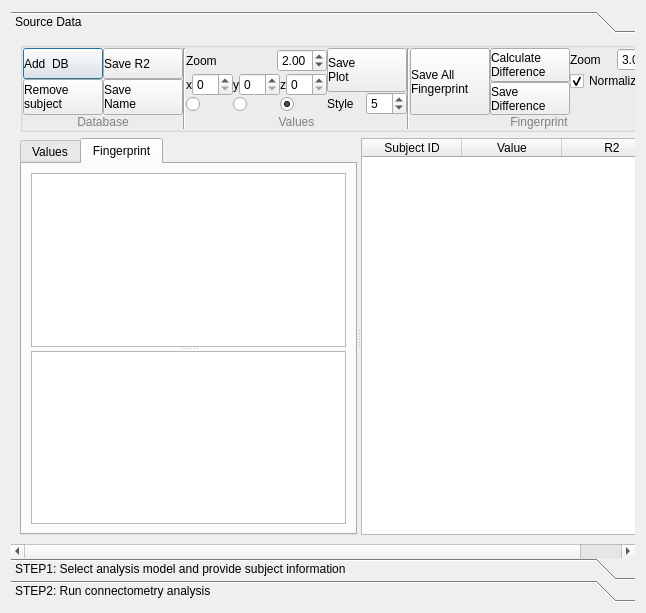
Old version of the form tracking/vbc_dialog.ui in the repository frankyeh/DSI-Studio.
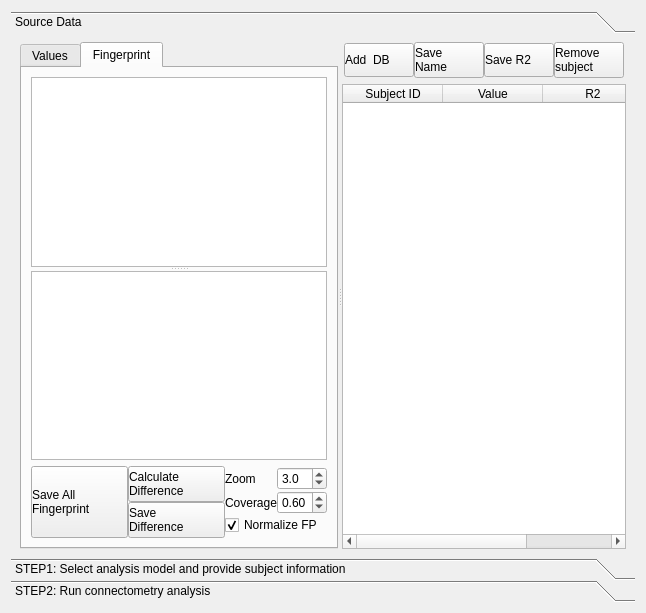
New version of the form. The open tabs and pages were chosen to show the change. Icons and pictures are not drawn. Custom widgets are drawn as their Qt base class.

Commit message: [ana] allow changing the fp coverage

What changed in the file:
```diff
--- a/tracking/vbc_dialog.ui
+++ b/tracking/vbc_dialog.ui
@@ -46,44 +46,35 @@
           <rect>
            <x>0</x>
            <y>0</y>
-           <width>644</width>
+           <width>636</width>
            <height>515</height>
           </rect>
          </property>
          <attribute name="label">
           <string>Source Data</string>
          </attribute>
-         <layout class="QVBoxLayout" name="verticalLayout_12">
+         <layout class="QHBoxLayout" name="horizontalLayout_11">
           <item>
-           <widget class="QGroupBox" name="groupBox_3">
-            <property name="maximumSize">
-             <size>
-              <width>16777215</width>
-              <height>90</height>
-             </size>
+           <widget class="QSplitter" name="splitter_3">
+            <property name="orientation">
+             <enum>Qt::Horizontal</enum>
             </property>
-            <property name="title">
-             <string/>
-            </property>
-            <layout class="QHBoxLayout" name="horizontalLayout_21">
-             <property name="spacing">
-              <number>0</number>
-             </property>
-             <property name="leftMargin">
-              <number>0</number>
-             </property>
-             <property name="topMargin">
-              <number>0</number>
-             </property>
-             <property name="rightMargin">
-              <number>0</number>
-             </property>
-             <property name="bottomMargin">
-              <number>0</number>
-             </property>
+            <widget class="QTabWidget" name="subject_view">
+             <property name="currentIndex">
+              <number>1</number>
+             </property>
+             <widget class="QWidget" name="tab_3">
+              <attribute name="title">
+               <string>Values</string>
+              </attribute>
+              <layout class="QVBoxLayout" name="verticalLayout_16">
              <item>
-              <widget class="QWidget" name="widget_6" native="true">
-               <layout class="QVBoxLayout" name="verticalLayout_28">
+                <widget class="QSplitter" name="splitter">
+                 <property name="orientation">
+                  <enum>Qt::Vertical</enum>
+                 </property>
+                 <widget class="QWidget" name="widget_8" native="true">
+                  <layout class="QVBoxLayout" name="verticalLayout_13">
                 <property name="spacing">
                  <number>0</number>
                 </property>
@@ -100,7 +91,19 @@
                  <number>0</number>
                 </property>
                 <item>
-                 <layout class="QHBoxLayout" name="horizontalLayout_18">
+                    <widget class="QGraphicsView" name="vbc_view"/>
+                   </item>
+                   <item>
+                    <widget class="QScrollBar" name="slice_pos">
+                     <property name="orientation">
+                      <enum>Qt::Horizontal</enum>
+                     </property>
+                    </widget>
+                   </item>
+                  </layout>
+                 </widget>
+                 <widget class="QWidget" name="widget_9" native="true">
+                  <layout class="QVBoxLayout" name="verticalLayout_15">
                   <property name="spacing">
                    <number>0</number>
                   </property>
@@ -117,17 +120,9 @@
                    <number>0</number>
                   </property>
                   <item>
-                   <layout class="QVBoxLayout" name="verticalLayout_22">
-                    <property name="spacing">
-                     <number>0</number>
-                    </property>
-                    <property name="rightMargin">
-                     <number>0</number>
-                    </property>
-                    <item>
-                     <widget class="QPushButton" name="add_db">
+                    <widget class="QCustomPlot" name="vbc_report" native="true">
                       <property name="sizePolicy">
-                       <sizepolicy hsizetype="Minimum" vsizetype="Expanding">
+                      <sizepolicy hsizetype="Preferred" vsizetype="Expanding">
                         <horstretch>0</horstretch>
                         <verstretch>0</verstretch>
                        </sizepolicy>
@@ -135,147 +130,28 @@
                       <property name="minimumSize">
                        <size>
                         <width>0</width>
-                        <height>0</height>
-                       </size>
-                      </property>
-                      <property name="styleSheet">
-                       <string notr="true">text-align: left</string>
-                      </property>
-                      <property name="text">
-                       <string>Add  DB</string>
-                      </property>
-                      <property name="icon">
-                       <iconset resource="../icons.qrc">
-                        <normaloff>:/icons/icons/open.xpm</normaloff>:/icons/icons/open.xpm</iconset>
-                      </property>
+                       <height>100</height>
+                      </size>
+                     </property>
+                     <zorder></zorder>
+                    </widget>
+                   </item>
+                  </layout>
+                 </widget>
                      </widget>
                     </item>
                     <item>
-                     <widget class="QPushButton" name="remove_subject">
+                <widget class="QWidget" name="widget_3" native="true">
                       <property name="maximumSize">
                        <size>
                         <width>16777215</width>
-                        <height>16777215</height>
-                       </size>
-                      </property>
-                      <property name="styleSheet">
-                       <string notr="true">text-align: left</string>
-                      </property>
-                      <property name="text">
-                       <string>Remove
-subject</string>
-                      </property>
-                      <property name="icon">
-                       <iconset resource="../icons.qrc">
-                        <normaloff>:/icons/icons/delete.xpm</normaloff>:/icons/icons/delete.xpm</iconset>
-                      </property>
-                     </widget>
-                    </item>
-                   </layout>
-                  </item>
-                  <item>
+                   <height>70</height>
+                  </size>
+                 </property>
                    <layout class="QVBoxLayout" name="verticalLayout_19">
                     <property name="spacing">
                      <number>0</number>
                     </property>
-                    <property name="rightMargin">
-                     <number>0</number>
-                    </property>
-                    <item>
-                     <widget class="QPushButton" name="save_R2">
-                      <property name="sizePolicy">
-                       <sizepolicy hsizetype="Minimum" vsizetype="Expanding">
-                        <horstretch>0</horstretch>
-                        <verstretch>0</verstretch>
-                       </sizepolicy>
-                      </property>
-                      <property name="styleSheet">
-                       <string notr="true">text-align: left</string>
-                      </property>
-                      <property name="text">
-                       <string>Save R2</string>
-                      </property>
-                      <property name="icon">
-                       <iconset resource="../icons.qrc">
-                        <normaloff>:/icons/icons/save.xpm</normaloff>:/icons/icons/save.xpm</iconset>
-                      </property>
-                      <property name="checkable">
-                       <bool>false</bool>
-                      </property>
-                      <property name="default">
-                       <bool>false</bool>
-                      </property>
-                     </widget>
-                    </item>
-                    <item>
-                     <widget class="QPushButton" name="save_name_list">
-                      <property name="sizePolicy">
-                       <sizepolicy hsizetype="Minimum" vsizetype="Expanding">
-                        <horstretch>0</horstretch>
-                        <verstretch>0</verstretch>
-                       </sizepolicy>
-                      </property>
-                      <property name="styleSheet">
-                       <string notr="true">text-align: left</string>
-                      </property>
-                      <property name="text">
-                       <string>Save
-Name</string>
-                      </property>
-                      <property name="icon">
-                       <iconset resource="../icons.qrc">
-                        <normaloff>:/icons/icons/save.xpm</normaloff>:/icons/icons/save.xpm</iconset>
-                      </property>
-                     </widget>
-                    </item>
-                   </layout>
-                  </item>
-                 </layout>
-                </item>
-                <item>
-                 <widget class="QLabel" name="label_7">
-                  <property name="sizePolicy">
-                   <sizepolicy hsizetype="Preferred" vsizetype="Maximum">
-                    <horstretch>0</horstretch>
-                    <verstretch>0</verstretch>
-                   </sizepolicy>
-                  </property>
-                  <property name="font">
-                   <font>
-                    <weight>50</weight>
-                    <bold>false</bold>
-                   </font>
-                  </property>
-                  <property name="styleSheet">
-                   <string notr="true">QLabel { color : gray; }</string>
-                  </property>
-                  <property name="text">
-                   <string>Database</string>
-                  </property>
-                  <property name="textFormat">
-                   <enum>Qt::PlainText</enum>
-                  </property>
-                  <property name="alignment">
-                   <set>Qt::AlignCenter</set>
-                  </property>
-                 </widget>
-                </item>
-               </layout>
-              </widget>
-             </item>
-             <item>
-              <widget class="Line" name="line_2">
-               <property name="orientation">
-                <enum>Qt::Vertical</enum>
-               </property>
-              </widget>
-             </item>
-             <item>
-              <widget class="QWidget" name="widget_12" native="true">
-               <layout class="QVBoxLayout" name="verticalLayout_29">
-                <property name="spacing">
-                 <number>0</number>
-                </property>
                 <property name="leftMargin">
                  <number>0</number>
                 </property>
@@ -319,39 +195,6 @@
                     <property name="bottomMargin">
                      <number>0</number>
                     </property>
-                    <item>
-                     <layout class="QHBoxLayout" name="horizontalLayout_17">
-                      <property name="spacing">
-                       <number>0</number>
-                      </property>
-                      <item>
-                       <widget class="QLabel" name="label_13">
-                        <property name="text">
-                         <string>Zoom</string>
-                        </property>
-                       </widget>
-                      </item>
-                      <item>
-                       <widget class="QDoubleSpinBox" name="zoom">
-                        <property name="maximumSize">
-                         <size>
-                          <width>50</width>
-                          <height>16777215</height>
-                         </size>
-                        </property>
-                        <property name="minimum">
-                         <double>0.100000000000000</double>
-                        </property>
-                        <property name="maximum">
-                         <double>20.000000000000000</double>
-                        </property>
-                        <property name="value">
-                         <double>2.000000000000000</double>
-                        </property>
-                       </widget>
-                      </item>
-                     </layout>
-                    </item>
                     <item>
                      <layout class="QHBoxLayout" name="horizontalLayout_14">
                       <property name="spacing">
@@ -447,7 +290,7 @@
                    </layout>
                   </item>
                   <item>
-                   <layout class="QVBoxLayout" name="verticalLayout_25">
+                     <layout class="QHBoxLayout" name="horizontalLayout_27">
                     <property name="spacing">
                      <number>0</number>
                     </property>
@@ -461,38 +304,16 @@
                      <number>0</number>
                     </property>
                     <item>
-                     <widget class="QPushButton" name="save_report">
-                      <property name="sizePolicy">
-                       <sizepolicy hsizetype="Minimum" vsizetype="Expanding">
-                        <horstretch>0</horstretch>
-                        <verstretch>0</verstretch>
-                       </sizepolicy>
-                      </property>
-                      <property name="styleSheet">
-                       <string notr="true">text-align: left</string>
-                      </property>
-                      <property name="text">
-                       <string>Save
-Plot</string>
-                      </property>
-                      <property name="icon">
-                       <iconset resource="../icons.qrc">
-                        <normaloff>:/icons/icons/save.xpm</normaloff>:/icons/icons/save.xpm</iconset>
-                      </property>
-                     </widget>
-                    </item>
-                    <item>
-                     <layout class="QHBoxLayout" name="horizontalLayout_15">
+                       <layout class="QVBoxLayout" name="verticalLayout_22">
                       <property name="spacing">
                        <number>0</number>
                       </property>
                       <property name="topMargin">
                        <number>0</number>
                       </property>
-                      <property name="rightMargin">
-                       <number>0</number>
-                      </property>
-                      <property name="bottomMargin">
+                        <item>
+                         <layout class="QHBoxLayout" name="horizontalLayout_28">
+                          <property name="spacing">
                        <number>0</number>
                       </property>
                       <item>
@@ -504,6 +325,18 @@
                       </item>
                       <item>
                        <widget class="QSpinBox" name="scatter">
+                            <property name="minimumSize">
+                             <size>
+                              <width>50</width>
+                              <height>0</height>
+                             </size>
+                            </property>
+                            <property name="maximumSize">
+                             <size>
+                              <width>50</width>
+                              <height>16777215</height>
+                             </size>
+                            </property>
                         <property name="maximum">
                          <number>15</number>
                         </property>
@@ -514,66 +347,98 @@
                       </item>
                      </layout>
                     </item>
+                        <item>
+                         <layout class="QHBoxLayout" name="horizontalLayout_17">
+                          <property name="spacing">
+                           <number>0</number>
+                          </property>
+                          <item>
+                           <widget class="QLabel" name="label_13">
+                            <property name="text">
+                             <string>Zoom</string>
+                            </property>
+                           </widget>
+                          </item>
+                          <item>
+                           <widget class="QDoubleSpinBox" name="zoom">
+                            <property name="maximumSize">
+                             <size>
+                              <width>50</width>
+                              <height>16777215</height>
+                             </size>
+                            </property>
+                            <property name="minimum">
+                             <double>0.100000000000000</double>
+                            </property>
+                            <property name="maximum">
+                             <double>20.000000000000000</double>
+                            </property>
+                            <property name="value">
+                             <double>2.000000000000000</double>
+                            </property>
+                           </widget>
+                          </item>
                    </layout>
                   </item>
                  </layout>
                 </item>
                 <item>
-                 <widget class="QLabel" name="label_12">
+                       <widget class="QPushButton" name="save_report">
                   <property name="sizePolicy">
-                   <sizepolicy hsizetype="Preferred" vsizetype="Maximum">
+                         <sizepolicy hsizetype="Minimum" vsizetype="Preferred">
                     <horstretch>0</horstretch>
                     <verstretch>0</verstretch>
                    </sizepolicy>
                   </property>
-                  <property name="font">
-                   <font>
-                    <weight>50</weight>
-                    <bold>false</bold>
-                   </font>
+                        <property name="maximumSize">
+                         <size>
+                          <width>70</width>
+                          <height>16777215</height>
+                         </size>
                   </property>
                   <property name="styleSheet">
-                   <string notr="true">QLabel { color : gray; }</string>
+                         <string notr="true">text-align: left</string>
                   </property>
                   <property name="text">
-                   <string>Values</string>
-                  </property>
-                  <property name="textFormat">
-                   <enum>Qt::PlainText</enum>
-                  </property>
-                  <property name="alignment">
-                   <set>Qt::AlignCenter</set>
-                  </property>
+                         <string>Save
+Plot</string>
+                        </property>
+                        <property name="icon">
+                         <iconset resource="../icons.qrc">
+                          <normaloff>:/icons/icons/save.xpm</normaloff>:/icons/icons/save.xpm</iconset>
+                        </property>
                  </widget>
                 </item>
                </layout>
-              </widget>
-             </item>
+                    </item>
+                   </layout>
+                  </item>
+                 </layout>
+                </widget>
+               </item>
+              </layout>
+             </widget>
+             <widget class="QWidget" name="tab_4">
+              <attribute name="title">
+               <string>Fingerprint</string>
+              </attribute>
+              <layout class="QVBoxLayout" name="verticalLayout_24">
              <item>
-              <widget class="Line" name="line">
+                <widget class="QSplitter" name="fp_splitter">
                <property name="orientation">
                 <enum>Qt::Vertical</enum>
                </property>
-              </widget>
-             </item>
-             <item>
-              <widget class="QWidget" name="widget_14" native="true">
-               <layout class="QVBoxLayout" name="verticalLayout_30">
-                <property name="spacing">
-                 <number>0</number>
-                </property>
-                <property name="leftMargin">
-                 <number>0</number>
-                </property>
-                <property name="topMargin">
-                 <number>0</number>
-                </property>
-                <property name="rightMargin">
-                 <number>0</number>
-                </property>
-                <property name="bottomMargin">
-                 <number>0</number>
-                </property>
+                 <widget class="QGraphicsView" name="fp_view"/>
+                 <widget class="QGraphicsView" name="fp_dif_view">
+                  <property name="sizePolicy">
+                   <sizepolicy hsizetype="Preferred" vsizetype="Expanding">
+                    <horstretch>0</horstretch>
+                    <verstretch>0</verstretch>
+                   </sizepolicy>
+                  </property>
+                 </widget>
+                </widget>
+               </item>
                 <item>
                  <layout class="QHBoxLayout" name="horizontalLayout_22">
                   <property name="spacing">
@@ -596,7 +461,7 @@
                     <item>
                      <widget class="QPushButton" name="save_vector">
                       <property name="sizePolicy">
-                       <sizepolicy hsizetype="Minimum" vsizetype="Expanding">
+                      <sizepolicy hsizetype="Minimum" vsizetype="Preferred">
                         <horstretch>0</horstretch>
                         <verstretch>0</verstretch>
                        </sizepolicy>
@@ -624,7 +489,7 @@
                     <item>
                      <widget class="QPushButton" name="calculate_dif">
                       <property name="sizePolicy">
-                       <sizepolicy hsizetype="Minimum" vsizetype="Expanding">
+                      <sizepolicy hsizetype="Minimum" vsizetype="Preferred">
                         <horstretch>0</horstretch>
                         <verstretch>0</verstretch>
                        </sizepolicy>
@@ -645,7 +510,7 @@
                     <item>
                      <widget class="QPushButton" name="save_dif">
                       <property name="sizePolicy">
-                       <sizepolicy hsizetype="Minimum" vsizetype="Expanding">
+                      <sizepolicy hsizetype="Minimum" vsizetype="Preferred">
                         <horstretch>0</horstretch>
                         <verstretch>0</verstretch>
                        </sizepolicy>
@@ -687,6 +552,18 @@
                       </item>
                       <item>
                        <widget class="QDoubleSpinBox" name="fp_zoom">
+                       <property name="minimumSize">
+                        <size>
+                         <width>50</width>
+                         <height>0</height>
+                        </size>
+                       </property>
+                       <property name="maximumSize">
+                        <size>
+                         <width>50</width>
+                         <height>16777215</height>
+                        </size>
+                       </property>
                         <property name="decimals">
                          <number>1</number>
                         </property>
@@ -703,6 +580,51 @@
                       </item>
                      </layout>
                     </item>
+                   <item>
+                    <layout class="QHBoxLayout" name="horizontalLayout_26">
+                     <property name="spacing">
+                      <number>0</number>
+                     </property>
+                     <property name="topMargin">
+                      <number>0</number>
+                     </property>
+                     <item>
+                      <widget class="QLabel" name="label_6">
+                       <property name="text">
+                        <string>Coverage</string>
+                       </property>
+                      </widget>
+                     </item>
+                     <item>
+                      <widget class="QDoubleSpinBox" name="fp_coverage">
+                       <property name="minimumSize">
+                        <size>
+                         <width>50</width>
+                         <height>0</height>
+                        </size>
+                       </property>
+                       <property name="maximumSize">
+                        <size>
+                         <width>50</width>
+                         <height>16777215</height>
+                        </size>
+                       </property>
+                       <property name="minimum">
+                        <double>0.100000000000000</double>
+                       </property>
+                       <property name="maximum">
+                        <double>1.000000000000000</double>
+                       </property>
+                       <property name="singleStep">
+                        <double>0.100000000000000</double>
+                       </property>
+                       <property name="value">
+                        <double>0.600000000000000</double>
+                       </property>
+                      </widget>
+                     </item>
+                    </layout>
+                   </item>
                     <item>
                      <widget class="QCheckBox" name="normalize_fp">
                       <property name="text">
@@ -713,73 +635,20 @@
                       </property>
                      </widget>
                     </item>
-                    <item>
-                     <spacer name="verticalSpacer_5">
-                      <property name="orientation">
-                       <enum>Qt::Vertical</enum>
-                      </property>
-                      <property name="sizeHint" stdset="0">
-                       <size>
-                        <width>20</width>
-                        <height>40</height>
-                       </size>
-                      </property>
-                     </spacer>
-                    </item>
                    </layout>
                   </item>
                  </layout>
                 </item>
-                <item>
-                 <widget class="QLabel" name="label_14">
-                  <property name="sizePolicy">
-                   <sizepolicy hsizetype="Preferred" vsizetype="Maximum">
-                    <horstretch>0</horstretch>
-                    <verstretch>0</verstretch>
-                   </sizepolicy>
-                  </property>
-                  <property name="font">
-                   <font>
-                    <weight>50</weight>
-                    <bold>false</bold>
-                   </font>
-                  </property>
-                  <property name="styleSheet">
-                   <string notr="true">QLabel { color : gray; }</string>
-                  </property>
-                  <property name="text">
-                   <string>Fingerprint</string>
-                  </property>
-                  <property name="textFormat">
-                   <enum>Qt::PlainText</enum>
-                  </property>
-                  <property name="alignment">
-                   <set>Qt::AlignCenter</set>
-                  </property>
-                 </widget>
-                </item>
-               </layout>
-              </widget>
-             </item>
-             <item>
-              <spacer name="horizontalSpacer">
-               <property name="orientation">
-                <enum>Qt::Horizontal</enum>
-               </property>
-               <property name="sizeHint" stdset="0">
-                <size>
-                 <width>95</width>
-                 <height>20</height>
-                </size>
-               </property>
-              </spacer>
-             </item>
-            </layout>
-           </widget>
-          </item>
+              </layout>
+             </widget>
+            </widget>
+            <widget class="QWidget" name="widget_4" native="true">
+             <layout class="QVBoxLayout" name="verticalLayout_12">
           <item>
-           <widget class="QWidget" name="widget_3" native="true">
-            <layout class="QHBoxLayout" name="horizontalLayout_11">
+               <layout class="QHBoxLayout" name="horizontalLayout_18">
+                <property name="spacing">
+                 <number>0</number>
+                </property>
              <property name="leftMargin">
               <number>0</number>
              </property>
@@ -793,106 +662,151 @@
               <number>0</number>
              </property>
              <item>
-              <widget class="QSplitter" name="splitter_3">
-               <property name="orientation">
-                <enum>Qt::Horizontal</enum>
-               </property>
-               <widget class="QTabWidget" name="subject_view">
-                <property name="currentIndex">
+                 <layout class="QHBoxLayout" name="horizontalLayout_21">
+                  <property name="spacing">
+                   <number>0</number>
+                  </property>
+                  <property name="rightMargin">
                  <number>0</number>
                 </property>
-                <widget class="QWidget" name="tab_3">
-                 <attribute name="title">
-                  <string>Values</string>
-                 </attribute>
-                 <layout class="QVBoxLayout" name="verticalLayout_16">
                   <item>
-                   <widget class="QSplitter" name="splitter">
-                    <property name="orientation">
-                     <enum>Qt::Vertical</enum>
+                   <widget class="QPushButton" name="add_db">
+                    <property name="sizePolicy">
+                     <sizepolicy hsizetype="Minimum" vsizetype="Maximum">
+                      <horstretch>0</horstretch>
+                      <verstretch>0</verstretch>
+                     </sizepolicy>
                     </property>
-                    <widget class="QWidget" name="widget_8" native="true">
-                     <layout class="QVBoxLayout" name="verticalLayout_13">
-                      <property name="spacing">
-                       <number>0</number>
-                      </property>
-                      <property name="leftMargin">
-                       <number>0</number>
-                      </property>
-                      <property name="topMargin">
-                       <number>0</number>
-                      </property>
-                      <property name="rightMargin">
-                       <number>0</number>
-                      </property>
-                      <property name="bottomMargin">
-                       <number>0</number>
-                      </property>
-                      <item>
-                       <widget class="QGraphicsView" name="vbc_view"/>
+                    <property name="minimumSize">
+                     <size>
+                      <width>0</width>
+                      <height>34</height>
+                     </size>
+                    </property>
+                    <property name="maximumSize">
+                     <size>
+                      <width>70</width>
+                      <height>16777215</height>
+                     </size>
+                    </property>
+                    <property name="styleSheet">
+                     <string notr="true">text-align: left</string>
+                    </property>
+                    <property name="text">
+                     <string>Add  DB</string>
+                    </property>
+                    <property name="icon">
+                     <iconset resource="../icons.qrc">
+                      <normaloff>:/icons/icons/open.xpm</normaloff>:/icons/icons/open.xpm</iconset>
+                    </property>
+                   </widget>
                       </item>
                       <item>
-                       <widget class="QScrollBar" name="slice_pos">
-                        <property name="orientation">
-                         <enum>Qt::Horizontal</enum>
-                        </property>
-                       </widget>
-                      </item>
-                     </layout>
-                    </widget>
-                    <widget class="QWidget" name="widget_9" native="true">
-                     <layout class="QVBoxLayout" name="verticalLayout_15">
-                      <property name="spacing">
-                       <number>0</number>
-                      </property>
-                      <property name="leftMargin">
-                       <number>0</number>
-                      </property>
-                      <property name="topMargin">
-                       <number>0</number>
-                      </property>
-                      <property name="rightMargin">
-                       <number>0</number>
-                      </property>
-                      <property name="bottomMargin">
-                       <number>0</number>
-                      </property>
-                      <item>
-                       <widget class="QCustomPlot" name="vbc_report" native="true"/>
-                      </item>
-                     </layout>
-                    </widget>
-                   </widget>
+                   <widget class="QPushButton" name="save_name_list">
+                    <property name="sizePolicy">
+                     <sizepolicy hsizetype="Minimum" vsizetype="Maximum">
+                      <horstretch>0</horstretch>
+                      <verstretch>0</verstretch>
+                     </sizepolicy>
+                    </property>
+                    <property name="minimumSize">
+                     <size>
+                      <width>0</width>
+                      <height>34</height>
+                     </size>
+                    </property>
+                    <property name="maximumSize">
+                     <size>
+                      <width>70</width>
+                      <height>16777215</height>
+                     </size>
+                    </property>
+                    <property name="styleSheet">
+                     <string notr="true">text-align: left</string>
+                    </property>
+                    <property name="text">
+                     <string>Save
+Name</string>
+                    </property>
+                    <property name="icon">
+                     <iconset resource="../icons.qrc">
+                      <normaloff>:/icons/icons/save.xpm</normaloff>:/icons/icons/save.xpm</iconset>
+                    </property>
+                   </widget>
                   </item>
-                 </layout>
-                </widget>
-                <widget class="QWidget" name="tab_4">
-                 <attribute name="title">
-                  <string>Fingerprint</string>
-                 </attribute>
-                 <layout class="QVBoxLayout" name="verticalLayout_24">
                   <item>
-                   <widget class="QSplitter" name="fp_splitter">
-                    <property name="orientation">
-                     <enum>Qt::Vertical</enum>
-                    </property>
-                    <widget class="QGraphicsView" name="fp_view"/>
-                    <widget class="QGraphicsView" name="fp_dif_view">
+                   <widget class="QPushButton" name="save_R2">
                      <property name="sizePolicy">
-                      <sizepolicy hsizetype="Preferred" vsizetype="Expanding">
+                     <sizepolicy hsizetype="Minimum" vsizetype="Maximum">
                        <horstretch>0</horstretch>
                        <verstretch>0</verstretch>
                       </sizepolicy>
                      </property>
-                    </widget>
+                    <property name="minimumSize">
+                     <size>
+                      <width>0</width>
+                      <height>34</height>
+                     </size>
+                    </property>
+                    <property name="maximumSize">
+                     <size>
+                      <width>70</width>
+                      <height>16777215</height>
+                     </size>
+                    </property>
+                    <property name="styleSheet">
+                     <string notr="true">text-align: left</string>
+                    </property>
+                    <property name="text">
+                     <string>Save R2</string>
+                    </property>
+                    <property name="icon">
+                     <iconset resource="../icons.qrc">
+                      <normaloff>:/icons/icons/save.xpm</normaloff>:/icons/icons/save.xpm</iconset>
+                    </property>
+                    <property name="checkable">
+                     <bool>false</bool>
+                    </property>
+                    <property name="default">
+                     <bool>false</bool>
+                    </property>
+                   </widget>
+                  </item>
+                  <item>
+                   <widget class="QPushButton" name="remove_subject">
+                    <property name="minimumSize">
+                     <size>
+                      <width>0</width>
+                      <height>34</height>
+                     </size>
+                    </property>
+                    <property name="maximumSize">
+                     <size>
+                      <width>70</width>
+                      <height>16777215</height>
+                     </size>
+                    </property>
+                    <property name="styleSheet">
+                     <string notr="true">text-align: left</string>
+                    </property>
+                    <property name="text">
+                     <string>Remove
+subject</string>
+                    </property>
+                    <property name="icon">
+                     <iconset resource="../icons.qrc">
+                      <normaloff>:/icons/icons/delete.xpm</normaloff>:/icons/icons/delete.xpm</iconset>
+                    </property>
                    </widget>
                   </item>
                  </layout>
-                </widget>
-               </widget>
+                </item>
+               </layout>
+              </item>
+              <item>
                <widget class="QTableWidget" name="subject_list">
                 <property name="sizePolicy">
-                 <sizepolicy hsizetype="Minimum" vsizetype="Preferred">
+                 <sizepolicy hsizetype="Expanding" vsizetype="Expanding">
                   <horstretch>0</horstretch>
                   <verstretch>0</verstretch>
                  </sizepolicy>
@@ -919,9 +833,9 @@
                  </property>
                 </column>
                </widget>
-              </widget>
-             </item>
-            </layout>
+              </item>
+             </layout>
+            </widget>
            </widget>
           </item>
          </layout>
```
Left out of the diff: 2 changed lines with no effect on the pictures. Lines whose indentation alone changed are shown as unchanged. The commit also changes 2 other files.
